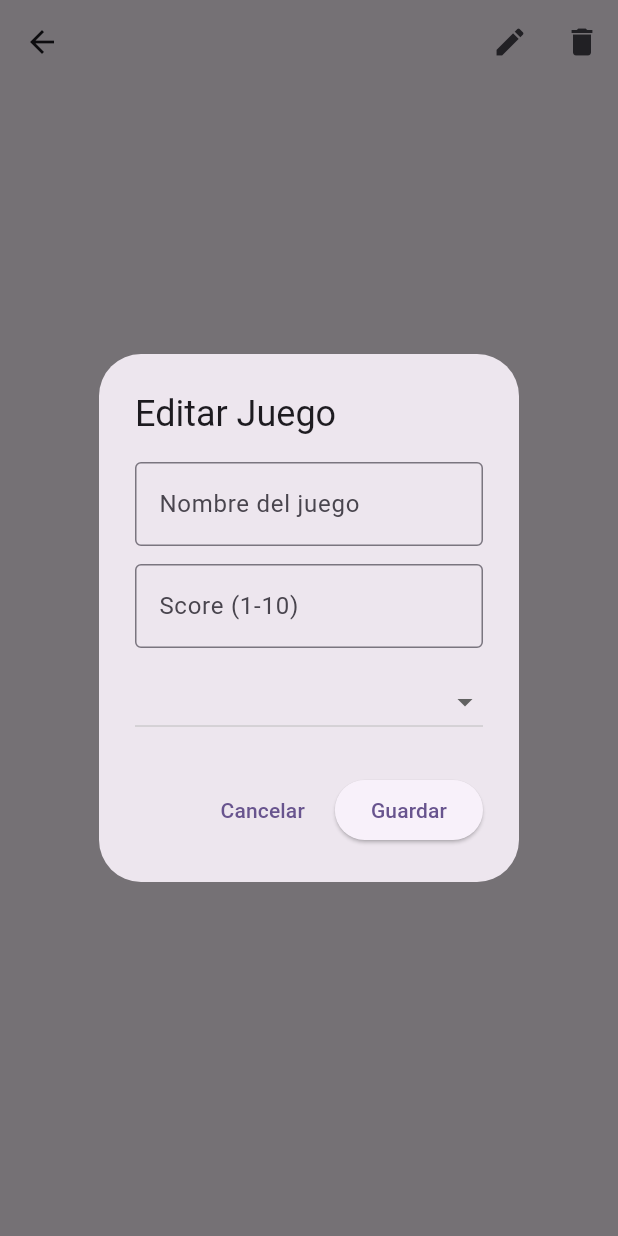
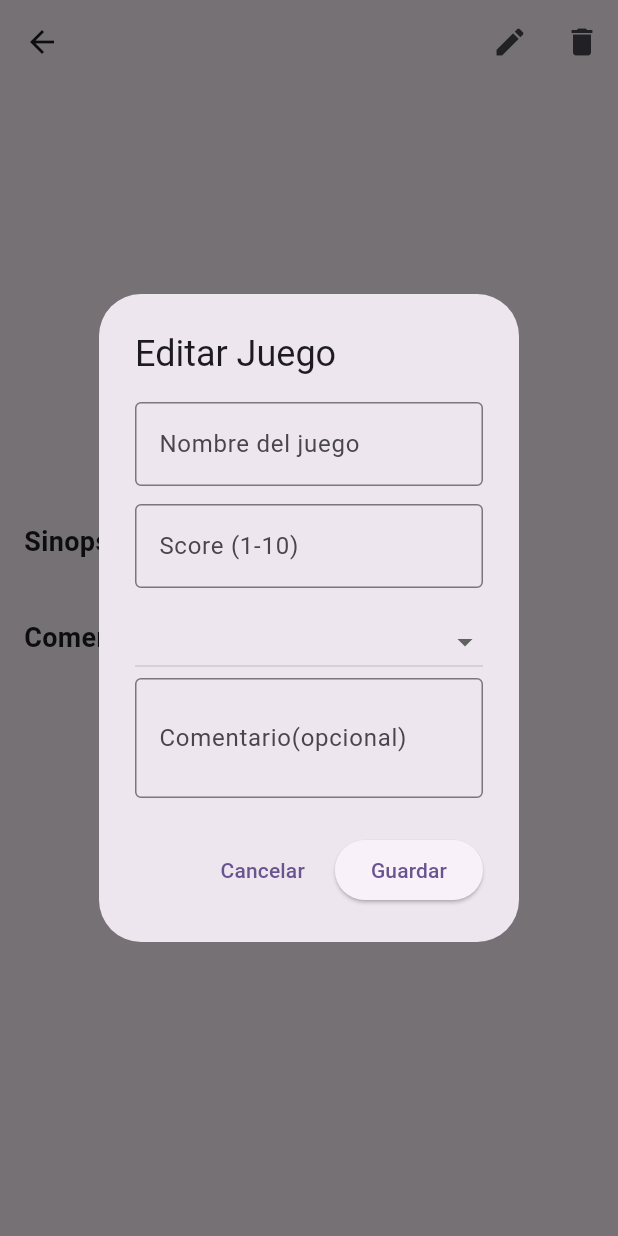
Before and after one commit to Hikidetsu/GPoint, a Flutter app: the Details screen opened directly with empty values, after a tap on the "edit" icon, on a phone screen of 412 x 824 dp. Run offline on Flutter 3.47's test engine with Material 3 defaults, Android fonts, the phone set to English and light mode, and no system bars; our stand-ins replace logger.

Commit message:
completado v1

```diff
--- /dev/null
+++ b/lib/models/game.dart
@@ -0,0 +1,16 @@
+
+
+
+
+class Game {
+      final String nombre;
+      final String estado;
+      final String score;
+      final String ?genero;
+      final String ?plataforma;
+      final String ?sinopsis;
+      final String ?comentario;
+      final String ?imagen;
+
+      Game({required this.nombre, required this.estado, required this.score, this.imagen, this.genero, this.plataforma, this.sinopsis,this.comentario});
+    }
--- a/lib/pages/details.dart
+++ b/lib/pages/details.dart
@@ -1,11 +1,13 @@
 import 'package:flutter/material.dart';
+import 'package:flutter/services.dart';
 import 'package:gpoint/main.dart';
 import 'package:gpoint/pages/my_home_page_state.dart';
+import 'package:gpoint/models/game.dart';
 
 
 class Details extends StatelessWidget {
 
-  final Juego juego;
+  final Game juego;
   final int index;
   const Details({Key? key, required this.juego, required this.index}): super(key: key);
 
@@ -21,6 +23,8 @@ class Details extends StatelessWidget {
               String nuevoNombre = juego.nombre;
               String nuevoScore = juego.score;
               String nuevoEstado = juego.estado;
+              String nuevoComentario=juego.comentario ?? "";
+
 
               showDialog(
                 context: context,
@@ -64,6 +68,15 @@ class Details extends StatelessWidget {
                             }
                           },
                         ),
+                        TextField(
+                          decoration: const InputDecoration(
+                            labelText: "Comentario(opcional)",
+                            border:OutlineInputBorder(),
+                          ),
+                          controller: TextEditingController(text:nuevoComentario),
+                          maxLines: 2,
+                          onChanged: (value) => nuevoComentario=value,
+                        )
                       ],
                     ),
                     actions: [
@@ -76,11 +89,12 @@ class Details extends StatelessWidget {
                           Navigator.pop(context);
                           Navigator.pop(
                             context,
-                            Juego(
+                            Game(
                               nombre: nuevoNombre,
                               score: nuevoScore,
                               estado: nuevoEstado,
                               imagen: juego.imagen,
+                              comentario: nuevoComentario.isNotEmpty ? nuevoComentario: null,
                             ),
                           );
                         },
@@ -100,7 +114,12 @@ class Details extends StatelessWidget {
           ),
         ],
       ),
-      body: Center(
+      body: SingleChildScrollView(
+        padding: const EdgeInsets.all(16.0),
+        child: Column(
+          crossAxisAlignment: CrossAxisAlignment.start,
+          children: [
+            Center(
               child: Column(
                 mainAxisAlignment: MainAxisAlignment.center,
                 children: [
@@ -113,14 +132,38 @@ class Details extends StatelessWidget {
                   const SizedBox(height: 16),
                   Text("Estado: ${juego.estado}"),
                   Text("Score: ${juego.score}"),
-            const Text(
-              "Aqui iran futuros detalles",
-              style: TextStyle(
-                fontSize: 20,
-                fontStyle: FontStyle.italic,
-                color:Colors.black,
+                  Text("Género: ${juego.genero}"),
+                  Text("Plataforma: ${juego.plataforma}"),
+                ],
               ),
+            ),
+            const SizedBox(height: 30),
+            Text(
+              "Sinopsis:",
+              style: const TextStyle(fontSize: 18, fontWeight: FontWeight.bold),
+            ),
+            const SizedBox(height: 8),
+            if(juego.sinopsis !=null && juego.sinopsis!.isNotEmpty)
+            Text(
+              juego.sinopsis!,
+              style: const TextStyle(fontSize: 16),
             )
+            else
+            const SizedBox.shrink(),
+
+            const SizedBox(height: 30),
+            Text(
+              "Comentario:",
+              style: TextStyle(fontSize: 18,fontWeight: FontWeight.bold),
+            ),
+            const SizedBox(height: 8),
+            if(juego.comentario!=null && juego.comentario!.isNotEmpty)
+            Text(
+              juego.comentario!,
+              style: const TextStyle(fontSize: 16),
+            )
+            else
+            const SizedBox.shrink(),
           ],
         ),
       ),
--- a/lib/pages/my_home_page_state.dart
+++ b/lib/pages/my_home_page_state.dart
@@ -3,6 +3,7 @@ import 'package:gpoint/pages/about.dart';
 import 'package:gpoint/pages/news.dart';
 import 'package:gpoint/pages/search.dart';
 import 'package:gpoint/pages/details.dart';
+import 'package:gpoint/models/game.dart';
 
 
 
@@ -10,14 +11,7 @@ import 'package:gpoint/pages/details.dart';
 //agregar una pantalla de about
 
 
- class Juego {
-      final String nombre;
-      final String estado;
-      final String score;
-      final String ?imagen;
 
-      Juego({required this.nombre, required this.estado, required this.score, this.imagen});
-    }
 
 class MyHomePage extends StatefulWidget {
   final String title;
@@ -62,11 +56,21 @@ class _MyHomePageState extends State<MyHomePage> {
 
 
 
-     List<Juego> juegos = [
+     List<Game> juegos = [
 
-      Juego(nombre: "Larry", estado: "Played", score: "7", imagen: "assets/Larry.png"),
-      Juego(nombre: "LeapGalaxy", estado: "Interested", score: " ", imagen: "assets/LeapGalaxy.png"),
-      Juego(nombre: "SilkSong", estado: "Playing", score: "10", imagen: "assets/Silksong.png"),
+      Game(nombre: "Larry", estado: "Played", score: "7", imagen: "assets/Larry.png",genero:"Contenido sexual/Desnudos/Aventuras",
+      plataforma: "Playstation 2/PC/Xbox",
+      sinopsis: "Con estudiantes universitarias guapísimas por todas partes, el nerd universitario Larry Lovage va tras algo más que su diploma. Intenta estar a la altura de la leyenda de su tío, Larry Laffer, el playboy de poliéster favorito de todos.",
+      comentario: "Riquisimo. mi juego favorito 10/10"),
+      Game(nombre: "LeapGalaxy", estado: "Interested", score: " ", imagen: "assets/LeapGalaxy.png",genero: "Carreras/Plataforma2D",
+      plataforma: "PC",
+      sinopsis: "Leap Galaxy es un videojuego de plataformas 2D con estética minimalista y jugabilidad que enfatiza velocidad y fluidez. ¡Aprovecha el momentum y perfecciona el impulso entregado por tus disparos para superar cada nivel en el menor tiempo posible!.",
+      comentario: "El mejor indie chileno jamas creado, el creador debio farmear bastante aura"),
+
+      Game(nombre: "SilkSong", estado: "Playing", score: "10", imagen: "assets/Silksong.png",genero: "Metroidvania/Indie/Dificiles",
+      plataforma: "PC/MacOS/Linux/Nintendo Switch/Playstation 4/Playstation 5/Xbox One/ Xbox Series X/S",
+      sinopsis: "¡Descubre un vasto reino embrujado en Hollow Knight: Silksong! Explora, lucha y sobrevive mientras asciendes a la cima de una tierra gobernada por la seda y la canción.",
+      comentario: "Hollow Knigth parece una demo al lado de silkSong 10/10 goty"),
 
 
     ];
@@ -146,7 +150,7 @@ class _MyHomePageState extends State<MyHomePage> {
                           juegos.removeAt(index);
                         });
                       }
-                      else if (result is Juego){
+                      else if (result is Game){
                         setState(() {
                           juegos[index]=result;
                         });
@@ -168,6 +172,7 @@ class _MyHomePageState extends State<MyHomePage> {
         String nuevoJuego = "";
         int nuevoScore = 0;
         String nuevoEstado = "Playing";
+        String nuevoComentario= "";
         showDialog(
           context: context,
           builder: (context) {
@@ -210,6 +215,15 @@ class _MyHomePageState extends State<MyHomePage> {
                       }
                     },
                   ),
+                  const SizedBox(height: 12),
+                  TextField(
+                    decoration: const InputDecoration(
+                      labelText: "Comentario(opcional)",
+                      border: OutlineInputBorder(),
+                    ),
+                    maxLines: 2,
+                    onChanged: (value)=>nuevoComentario=value,
+                  )
                 ],
               ),
               actions: [
@@ -221,10 +235,11 @@ class _MyHomePageState extends State<MyHomePage> {
                   onPressed: () {
                     if (nuevoJuego.isNotEmpty) {
                       setState(() {
-                        juegos.add(Juego(
+                        juegos.add(Game(
                           nombre: nuevoJuego,
                           score: nuevoScore.toString(),
                           estado: nuevoEstado,
+                          comentario:  nuevoComentario,
                         ));
                       });
                     }
```
Also changed, not shown: 1 other file. Lines whose indentation alone changed are shown as unchanged.
